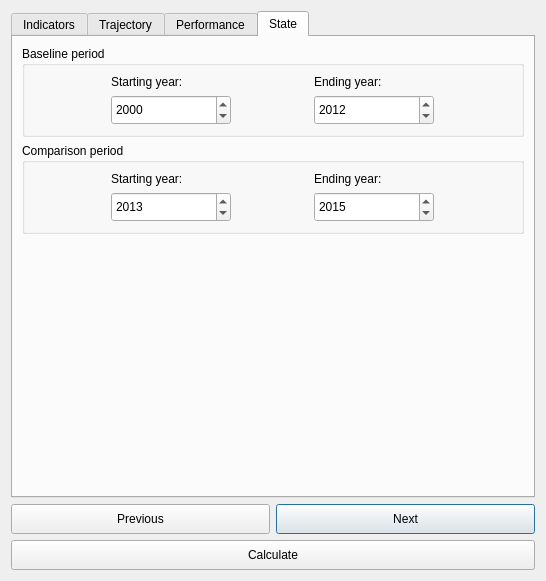
First picture: the form in LDMP/gui/DlgCalculateProd.ui, repository ConservationInternational/trends.earth, before the edit.
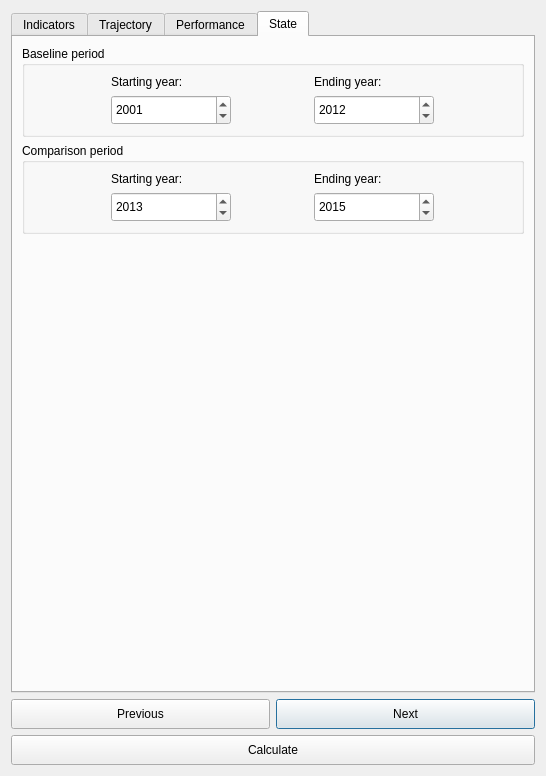
Second picture: the form after the edit. The open tabs and pages were chosen to show the change.

Commit message: Default to 2001 for starting year.

```diff
--- a/LDMP/gui/DlgCalculateProd.ui
+++ b/LDMP/gui/DlgCalculateProd.ui
@@ -7,7 +7,7 @@
     <x>0</x>
     <y>0</y>
     <width>546</width>
-    <height>581</height>
+    <height>776</height>
    </rect>
   </property>
   <property name="sizePolicy">
@@ -625,6 +625,13 @@
               <height>35</height>
              </size>
             </property>
+            <property name="date">
+             <date>
+              <year>2001</year>
+              <month>1</month>
+              <day>1</day>
+             </date>
+            </property>
             <property name="maximumDate">
              <date>
               <year>2030</year>
```
Left out of the diff: 4 changed lines with no effect on the pictures.
